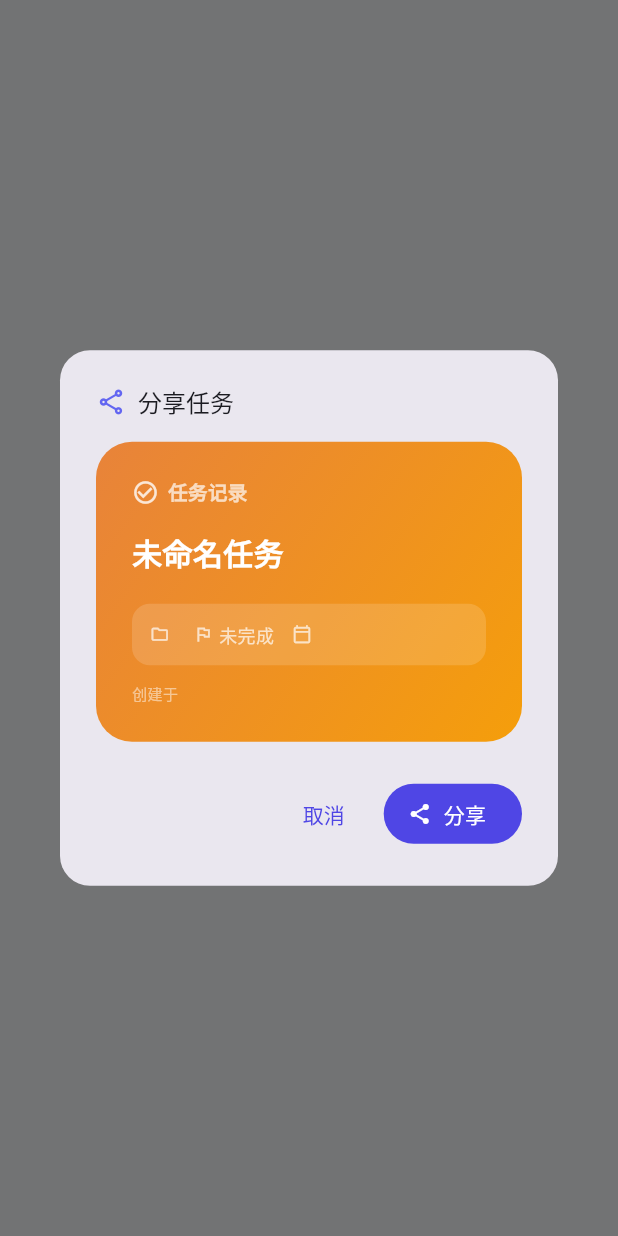
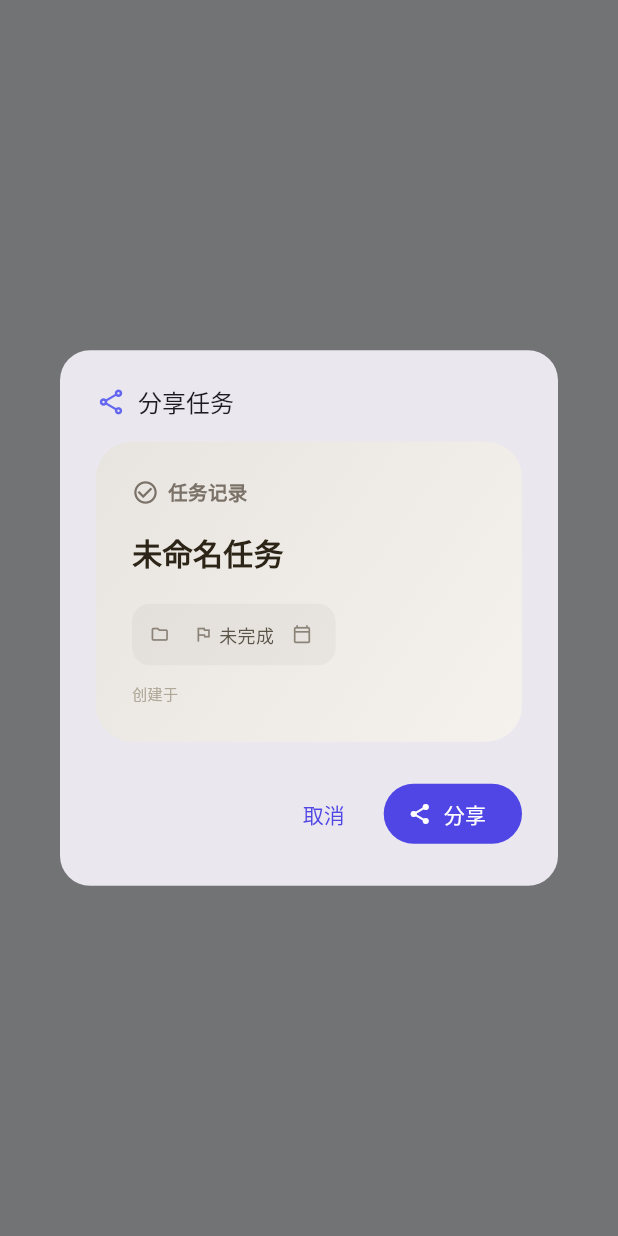
Before and after one commit to Lemon1-8/Advanced_transcription, a Flutter app: what showShareTaskDialog() shows on an empty page, opened directly with empty values, on a phone screen of 412 x 824 dp. Run offline on Flutter 3.47's test engine with Material 3 defaults, Android fonts, the phone set to English and light mode, and no system bars; our stand-ins replace file_picker, hive_flutter, share_plus; accounts and stored records are empty.

Commit message:
重构历史记录存储（Before/After值对）+ 修复分享长截屏 + /simplify 清理
- TaskHistory 从单值改为 Before/After 值对，支持区分新增/修改/清空三种变更类型
- 历史详情页：旧版值不再泄漏到新版本；未修改字段正确还原当时值
- 分享对话框改为两阶段：可滚动预览 → OverlayEntry 长截屏
- share_dialog 用 endOfFrame 替代魔法延迟，加 try/finally 防泄漏
- 提取 formatIsoDate/formatIsoTime 到 date_utils，消除多处重复
- 启动弹窗新增「任务以图片形式分享」亮点
- 版本号 1.0.0 → 1.0.1

Co-Authored-By: Claude Opus 4.7 (1M context) <noreply@anthropic.com>

```diff
--- a/lib/app.dart
+++ b/lib/app.dart
@@ -348,6 +348,7 @@ class _ImportHandlerState extends State<ImportHandler> {
                   '自由创建分类，灵活管理任务',
                   '三态状态切换：未完成 ✓ 已完成 ✓̶ 部分完成',
                   '支持数据导出分享，跨设备迁移',
+                  '任务以图片形式分享，信息一目了然',
                 ],
               ),
               SizedBox(height: 16),
--- a/lib/models/task_history.dart
+++ b/lib/models/task_history.dart
@@ -1,58 +1,95 @@
+enum FieldChangeType { added, modified, cleared }
+
 class TaskHistory {
   final String updatedAt;
-  final String? title;
-  final String? description;
-  final String? folderId;
-  final String? status;
-  final String? notes;
-  final String? taskDate;
+  final String? titleBefore;
+  final String? titleAfter;
+  final String? descriptionBefore;
+  final String? descriptionAfter;
+  final String? folderIdBefore;
+  final String? folderIdAfter;
+  final String? statusBefore;
+  final String? statusAfter;
+  final String? notesBefore;
+  final String? notesAfter;
+  final String? taskDateBefore;
+  final String? taskDateAfter;
 
   TaskHistory({
     required this.updatedAt,
-    this.title,
-    this.description,
-    this.folderId,
-    this.status,
-    this.notes,
-    this.taskDate,
+    this.titleBefore,
+    this.titleAfter,
+    this.descriptionBefore,
+    this.descriptionAfter,
+    this.folderIdBefore,
+    this.folderIdAfter,
+    this.statusBefore,
+    this.statusAfter,
+    this.notesBefore,
+    this.notesAfter,
+    this.taskDateBefore,
+    this.taskDateAfter,
   });
 
-  bool get hasChanges =>
-      title != null ||
-      description != null ||
-      folderId != null ||
-      status != null ||
-      notes != null ||
-      taskDate != null;
+  FieldChangeType? get titleChangeType => _changeType(titleBefore, titleAfter);
+  FieldChangeType? get descriptionChangeType =>
+      _changeType(descriptionBefore, descriptionAfter);
+  FieldChangeType? get folderIdChangeType =>
+      _changeType(folderIdBefore, folderIdAfter);
+  FieldChangeType? get statusChangeType => _changeType(statusBefore, statusAfter);
+  FieldChangeType? get notesChangeType => _changeType(notesBefore, notesAfter);
+  FieldChangeType? get taskDateChangeType =>
+      _changeType(taskDateBefore, taskDateAfter);
 
-  List<String> get changedFields {
-    final fields = <String>[];
-    if (title != null) fields.add('标题');
-    if (description != null) fields.add('描述');
-    if (folderId != null) fields.add('分类');
-    if (status != null) fields.add('状态');
-    if (notes != null) fields.add('备注');
-    if (taskDate != null) fields.add('执行日期');
-    return fields;
+  static FieldChangeType? _changeType(String? before, String? after) {
+    if (after == null) return null;
+    final hasBefore = (before ?? '').trim().isNotEmpty;
+    final hasAfter = after.trim().isNotEmpty;
+    if (!hasBefore && hasAfter) return FieldChangeType.added;
+    if (hasBefore && hasAfter) return FieldChangeType.modified;
+    if (hasBefore && !hasAfter) return FieldChangeType.cleared;
+    return null;
   }
 
   Map<String, dynamic> toJson() => {
         'updatedAt': updatedAt,
-        if (title != null) 'title': title,
-        if (description != null) 'description': description,
-        if (folderId != null) 'folderId': folderId,
-        if (status != null) 'status': status,
-        if (notes != null) 'notes': notes,
-        if (taskDate != null) 'taskDate': taskDate,
+        if (titleBefore != null) 'titleBefore': titleBefore,
+        if (titleAfter != null) 'titleAfter': titleAfter,
+        if (descriptionBefore != null) 'descriptionBefore': descriptionBefore,
+        if (descriptionAfter != null) 'descriptionAfter': descriptionAfter,
+        if (folderIdBefore != null) 'folderIdBefore': folderIdBefore,
+        if (folderIdAfter != null) 'folderIdAfter': folderIdAfter,
+        if (statusBefore != null) 'statusBefore': statusBefore,
+        if (statusAfter != null) 'statusAfter': statusAfter,
+        if (notesBefore != null) 'notesBefore': notesBefore,
+        if (notesAfter != null) 'notesAfter': notesAfter,
+        if (taskDateBefore != null) 'taskDateBefore': taskDateBefore,
+        if (taskDateAfter != null) 'taskDateAfter': taskDateAfter,
       };
 
-  factory TaskHistory.fromJson(Map<String, dynamic> json) => TaskHistory(
-        updatedAt: json['updatedAt'] as String,
-        title: json['title'] as String?,
-        description: json['description'] as String?,
-        folderId: json['folderId'] as String?,
-        status: json['status'] as String?,
-        notes: json['notes'] as String?,
-        taskDate: json['taskDate'] as String?,
-      );
+  factory TaskHistory.fromJson(Map<String, dynamic> json) {
+    // 兼容旧版单值格式：旧版 json 中 'title' 等字段同时表示新值
+    final legacyTitle = json['title'] as String?;
+    final legacyDescription = json['description'] as String?;
+    final legacyFolderId = json['folderId'] as String?;
+    final legacyStatus = json['status'] as String?;
+    final legacyNotes = json['notes'] as String?;
+    final legacyTaskDate = json['taskDate'] as String?;
+
+    return TaskHistory(
+      updatedAt: json['updatedAt'] as String,
+      titleBefore: json['titleBefore'] as String?,
+      titleAfter: json['titleAfter'] as String? ?? legacyTitle,
+      descriptionBefore: json['descriptionBefore'] as String?,
+      descriptionAfter: json['descriptionAfter'] as String? ?? legacyDescription,
+      folderIdBefore: json['folderIdBefore'] as String?,
+      folderIdAfter: json['folderIdAfter'] as String? ?? legacyFolderId,
+      statusBefore: json['statusBefore'] as String?,
+      statusAfter: json['statusAfter'] as String? ?? legacyStatus,
+      notesBefore: json['notesBefore'] as String?,
+      notesAfter: json['notesAfter'] as String? ?? legacyNotes,
+      taskDateBefore: json['taskDateBefore'] as String?,
+      taskDateAfter: json['taskDateAfter'] as String? ?? legacyTaskDate,
+    );
+  }
 }
--- a/lib/utils/share_dialog.dart
+++ b/lib/utils/share_dialog.dart
@@ -1,3 +1,4 @@
+import 'dart:typed_data';
 import 'package:flutter/material.dart';
 import 'package:share_plus/share_plus.dart';
 import '../models/task.dart';
@@ -9,9 +10,8 @@ Future<void> showShareTaskDialog(
   required Task task,
   required String folderName,
 }) async {
-  final repaintKey = GlobalKey();
-
-  await showDialog(
+  // 第一阶段：预览对话框（可滚动，避免长内容被裁剪）
+  final confirmed = await showDialog<bool>(
     context: context,
     builder: (ctx) => AlertDialog(
       shape: RoundedRectangleBorder(borderRadius: BorderRadius.circular(20)),
@@ -22,11 +22,16 @@ Future<void> showShareTaskDialog(
           Text('分享任务', style: TextStyle(fontSize: 16)),
         ],
       ),
-      content: SingleChildScrollView(
+      content: ConstrainedBox(
+        constraints: BoxConstraints(
+          maxHeight: MediaQuery.of(ctx).size.height * 0.55,
+        ),
+        child: SingleChildScrollView(
           child: ShareableTaskCard(
             task: task,
             folderName: folderName,
-          repaintKey: repaintKey,
+            repaintKey: GlobalKey(), // 预览阶段不需要抓取
+          ),
         ),
       ),
       actions: [
@@ -41,10 +46,39 @@ Future<void> showShareTaskDialog(
         ),
       ],
     ),
-  ).then((confirmed) async {
-    if (confirmed != true) return;
+  );
 
-    final bytes = await captureWidget(repaintKey);
+  if (confirmed != true || !context.mounted) return;
+
+  // 第二阶段：用 OverlayEntry 渲染不受约束的完整卡片，实现长截屏效果
+  final overlay = Overlay.of(context);
+  final repaintKey = GlobalKey();
+
+  final overlayEntry = OverlayEntry(
+    builder: (_) => Center(
+      child: SingleChildScrollView(
+        child: ShareableTaskCard(
+          task: task,
+          folderName: folderName,
+          repaintKey: repaintKey,
+        ),
+      ),
+    ),
+  );
+
+  overlay.insert(overlayEntry);
+
+  // 等待下一帧确保 overlay 完成布局和绘制
+  await WidgetsBinding.instance.endOfFrame;
+  await WidgetsBinding.instance.endOfFrame;
+
+  Uint8List? bytes;
+  try {
+    bytes = await captureWidget(repaintKey);
+  } finally {
+    overlayEntry.remove();
+  }
+
   if (bytes == null) {
     if (context.mounted) {
       ScaffoldMessenger.of(context).showSnackBar(
@@ -92,5 +126,4 @@ Future<void> showShareTaskDialog(
       );
     }
   }
-  });
 }
--- a/lib/widgets/shareable_task_card.dart
+++ b/lib/widgets/shareable_task_card.dart
@@ -23,7 +23,7 @@ class ShareableTaskCard extends StatelessWidget {
         padding: const EdgeInsets.all(24),
         decoration: BoxDecoration(
           gradient: const LinearGradient(
-            colors: [Color(0xFFE8833A), Color(0xFFF59E0B)],
+            colors: [Color(0xFFE8E4DF), Color(0xFFF5F2ED)],
             begin: Alignment.topLeft,
             end: Alignment.bottomRight,
           ),
@@ -37,7 +37,7 @@ class ShareableTaskCard extends StatelessWidget {
               children: [
                 Icon(
                   Icons.check_circle_outline,
-                  color: Colors.white.withValues(alpha: 0.8),
+                  color: const Color(0xFF7A7268),
                   size: 18,
                 ),
                 const SizedBox(width: 6),
@@ -46,7 +46,7 @@ class ShareableTaskCard extends StatelessWidget {
                   style: TextStyle(
                     fontSize: 13,
                     fontWeight: FontWeight.w600,
-                    color: Colors.white70,
+                    color: Color(0xFF7A7268),
                   ),
                 ),
               ],
@@ -57,36 +57,32 @@ class ShareableTaskCard extends StatelessWidget {
               style: const TextStyle(
                 fontSize: 20,
                 fontWeight: FontWeight.w900,
-                color: Colors.white,
+                color: Color(0xFF2C2416),
               ),
-              maxLines: 2,
-              overflow: TextOverflow.ellipsis,
             ),
             if (task.description.isNotEmpty) ...[
               const SizedBox(height: 8),
               Text(
                 task.description,
-                style: TextStyle(
+                style: const TextStyle(
                   fontSize: 13,
-                  color: Colors.white.withValues(alpha: 0.85),
+                  color: Color(0xFF5A5348),
                 ),
-                maxLines: 3,
-                overflow: TextOverflow.ellipsis,
               ),
             ],
             const SizedBox(height: 20),
             Container(
               padding: const EdgeInsets.all(12),
               decoration: BoxDecoration(
-                color: Colors.white.withValues(alpha: 0.15),
+                color: const Color(0xFF2C2416).withValues(alpha: 0.04),
                 borderRadius: BorderRadius.circular(12),
               ),
-              child: Row(
+              child: Wrap(
+                spacing: 12,
+                runSpacing: 8,
                 children: [
                   _infoItem(Icons.folder_outlined, folderName),
-                  const SizedBox(width: 12),
                   _infoItem(Icons.flag_outlined, _statusLabel(task.status)),
-                  const SizedBox(width: 12),
                   _infoItem(
                       Icons.calendar_today_outlined, du.formatDate(task.taskDate)),
                 ],
@@ -98,26 +94,24 @@ class ShareableTaskCard extends StatelessWidget {
                 width: double.infinity,
                 padding: const EdgeInsets.all(10),
                 decoration: BoxDecoration(
-                  color: Colors.white.withValues(alpha: 0.1),
+                  color: const Color(0xFF2C2416).withValues(alpha: 0.04),
                   borderRadius: BorderRadius.circular(10),
                 ),
                 child: Text(
                   '备注: ${task.notes}',
-                  style: TextStyle(
+                  style: const TextStyle(
                     fontSize: 11,
-                    color: Colors.white.withValues(alpha: 0.8),
+                    color: Color(0xFF6B6358),
                   ),
-                  maxLines: 2,
-                  overflow: TextOverflow.ellipsis,
                 ),
               ),
             ],
             const SizedBox(height: 12),
             Text(
               '创建于 ${du.formatDate(task.createdAt)}',
-              style: TextStyle(
+              style: const TextStyle(
                 fontSize: 10,
-                color: Colors.white.withValues(alpha: 0.5),
+                color: Color(0xFFB0A898),
               ),
             ),
           ],
@@ -130,13 +124,13 @@ class ShareableTaskCard extends StatelessWidget {
     return Row(
       mainAxisSize: MainAxisSize.min,
       children: [
-        Icon(icon, size: 13, color: Colors.white70),
+        Icon(icon, size: 13, color: const Color(0xFF8B8378)),
         const SizedBox(width: 4),
         Text(
           text,
           style: const TextStyle(
             fontSize: 12,
-            color: Colors.white70,
+            color: Color(0xFF5A5348),
             fontWeight: FontWeight.w500,
           ),
         ),
--- a/pubspec.yaml
+++ b/pubspec.yaml
@@ -16,7 +16,7 @@ publish_to: 'none' # Remove this line if you wish to publish to pub.dev
 # https://developer.apple.com/library/archive/documentation/General/Reference/InfoPlistKeyReference/Articles/CoreFoundationKeys.html
 # In Windows, build-name is used as the major, minor, and patch parts
 # of the product and file versions while build-number is used as the build suffix.
-version: 1.0.0+1
+version: 1.0.1+2
 
 environment:
   sdk: ^3.11.5
```
Also changed, not shown: lib/pages/create_task_page.dart (+17 -9 lines), lib/pages/task_history_detail_page.dart (+99 -122 lines), lib/pages/task_history_page.dart (+55 -55 lines), lib/utils/date_utils.dart (+21 -0 lines), 1 other file. Lines whose indentation alone changed are shown as unchanged.
